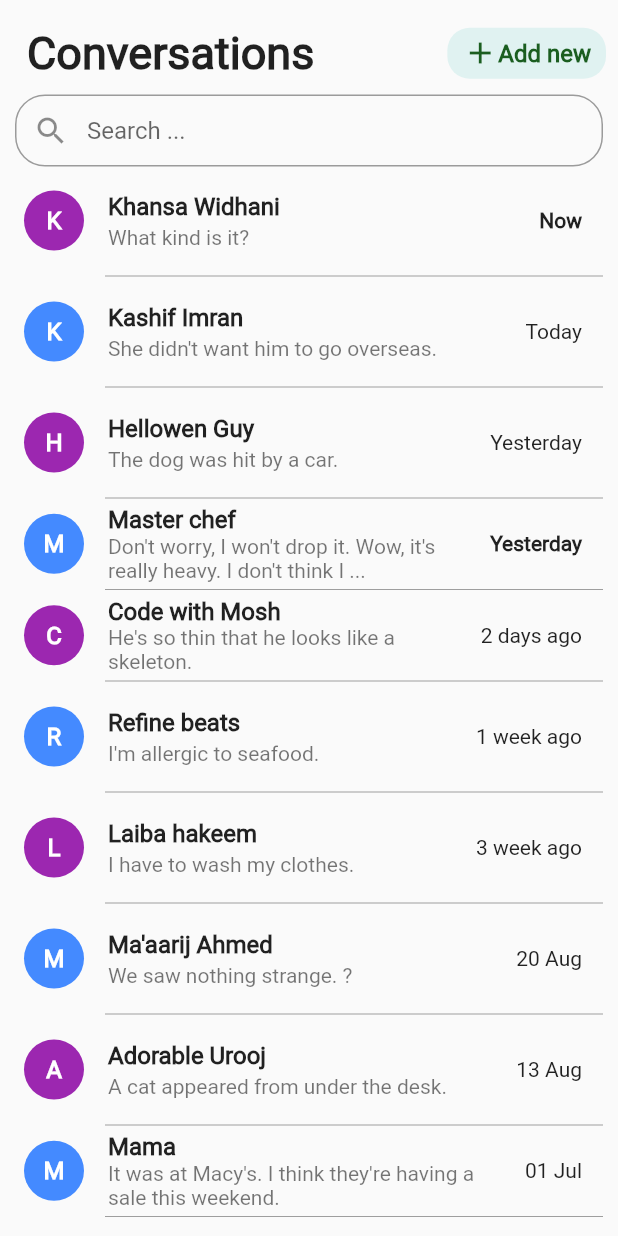
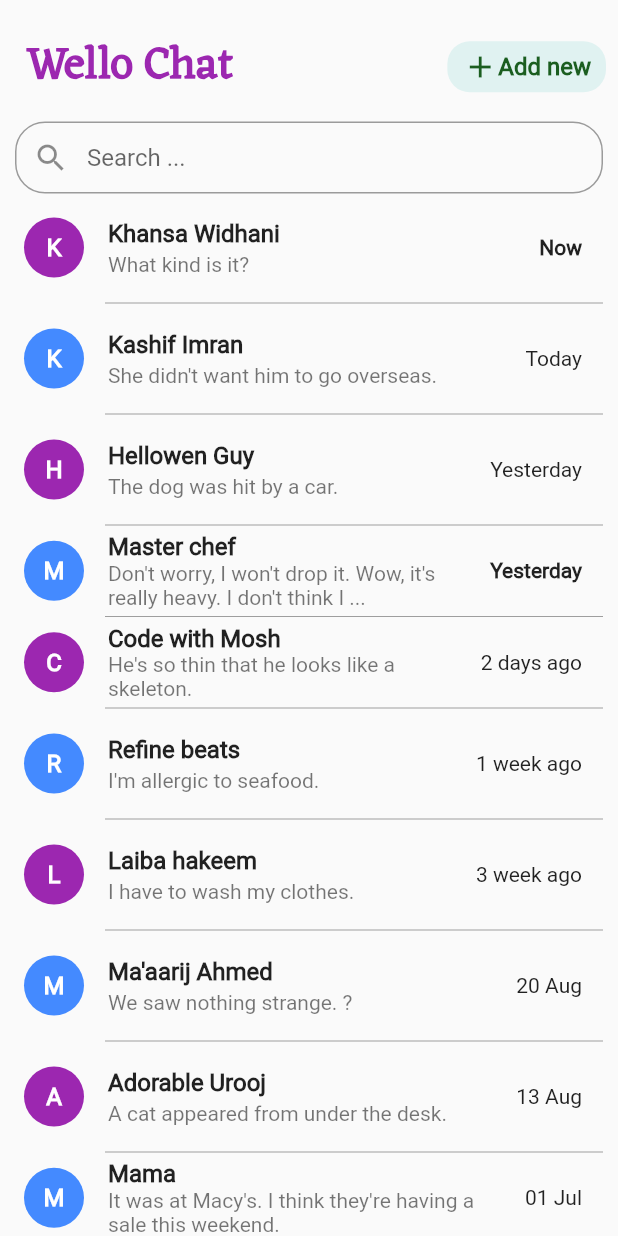
Before and after one commit to khansawidhani/wello-chat-app, a Flutter app: the Conversations screen opened directly, on a phone screen of 412 x 824 dp. Run offline on Flutter 3.47's test engine with Material 2 defaults, Android fonts, the phone set to English and light mode, and no system bars.

Commit message:
Update to heading Style and color

```diff
--- a/lib/core/widgets/header.dart
+++ b/lib/core/widgets/header.dart
@@ -8,10 +8,11 @@ Widget header = Padding(
         const Padding(
           padding: EdgeInsets.symmetric(vertical: 10.0, horizontal: 10.0),
           child: Text(
-            "Conversations",
+            "Wello Chat",
             style: TextStyle(
                 fontSize: 30.0,
-                // fontFamily: "Eczar",
+                fontFamily: "Eczar",
+                color: Colors.purple,
                 fontWeight: FontWeight.bold),
           ),
         ),
```
